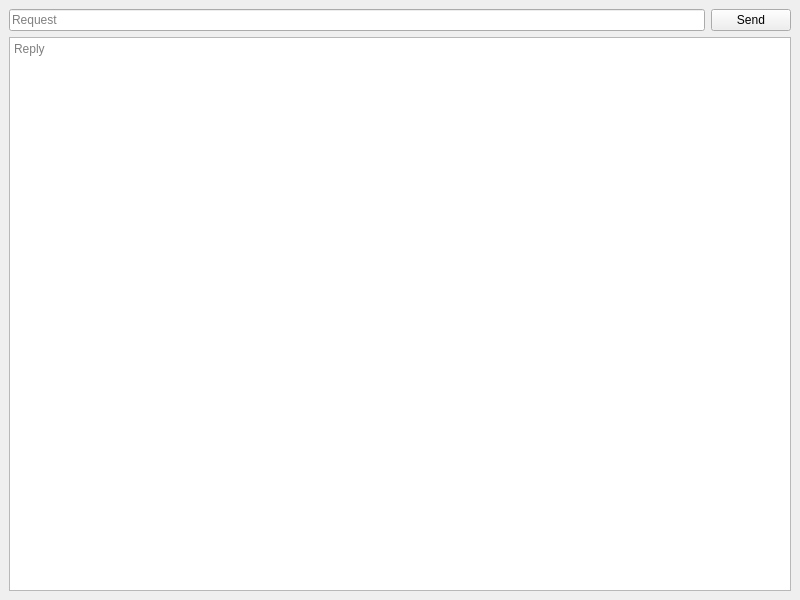
Qt form client_widgets/apitestwindow.ui (Slavjan/QTester_client) before a commit.
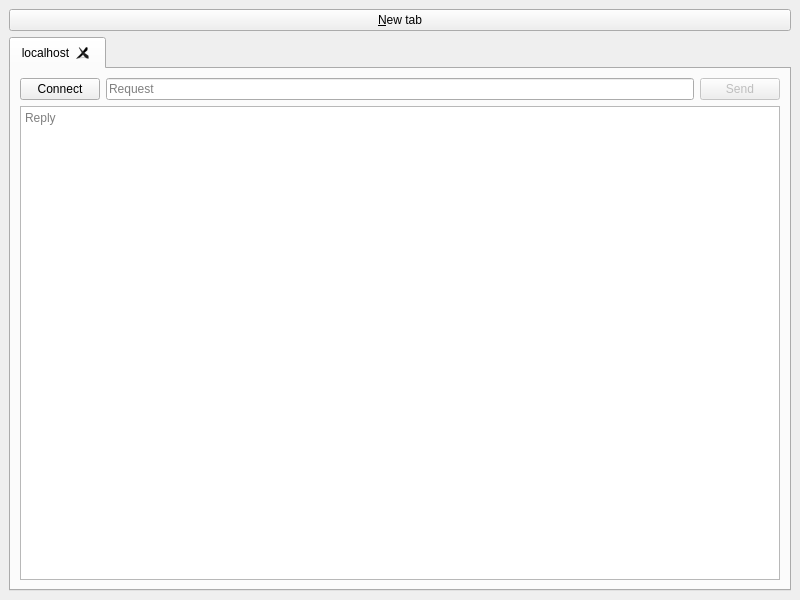
The same form after that commit. Icons and pictures are not drawn.

```diff
--- a/client_widgets/apitestwindow.ui
+++ b/client_widgets/apitestwindow.ui
@@ -16,7 +16,49 @@
   <widget class="QWidget" name="centralwidget">
    <layout class="QVBoxLayout" name="verticalLayout">
     <item>
+     <widget class="QPushButton" name="PButton_NewTab">
+      <property name="text">
+       <string>&amp;New tab</string>
+      </property>
+     </widget>
+    </item>
+    <item>
+     <widget class="QTabWidget" name="TabWidget">
+      <property name="tabPosition">
+       <enum>QTabWidget::North</enum>
+      </property>
+      <property name="tabShape">
+       <enum>QTabWidget::Rounded</enum>
+      </property>
+      <property name="currentIndex">
+       <number>0</number>
+      </property>
+      <property name="documentMode">
+       <bool>false</bool>
+      </property>
+      <property name="tabsClosable">
+       <bool>true</bool>
+      </property>
+      <property name="movable">
+       <bool>false</bool>
+      </property>
+      <property name="tabBarAutoHide">
+       <bool>false</bool>
+      </property>
+      <widget class="QWidget" name="tab">
+       <attribute name="title">
+        <string>localhost</string>
+       </attribute>
+       <layout class="QVBoxLayout" name="verticalLayout_2">
+        <item>
      <layout class="QHBoxLayout" name="HLay_Request">
+          <item>
+           <widget class="QPushButton" name="PButton_Connect">
+            <property name="text">
+             <string>Connect</string>
+            </property>
+           </widget>
+          </item>
       <item>
        <widget class="QLineEdit" name="LineEdit_Request">
         <property name="dragEnabled">
@@ -32,6 +74,9 @@
       </item>
       <item>
        <widget class="QPushButton" name="PButton_Send">
+            <property name="enabled">
+             <bool>false</bool>
+            </property>
         <property name="text">
          <string>Send</string>
         </property>
@@ -51,6 +96,30 @@
     </item>
    </layout>
   </widget>
+     </widget>
+    </item>
+   </layout>
+  </widget>
+  <action name="actionRemove_From_Completion">
+   <property name="enabled">
+    <bool>true</bool>
+   </property>
+   <property name="icon">
+    <iconset theme="remove"/>
+   </property>
+   <property name="text">
+    <string>Remove From Completion</string>
+   </property>
+   <property name="toolTip">
+    <string>Remove current request from completion</string>
+   </property>
+   <property name="shortcut">
+    <string>Ctrl+D, Ctrl+R</string>
+   </property>
+   <property name="shortcutContext">
+    <enum>Qt::WidgetWithChildrenShortcut</enum>
+   </property>
+  </action>
  </widget>
  <resources/>
  <connections/>
```
Left out of the diff: 9 changed lines with no effect on the pictures. Lines whose indentation alone changed are shown as unchanged.
